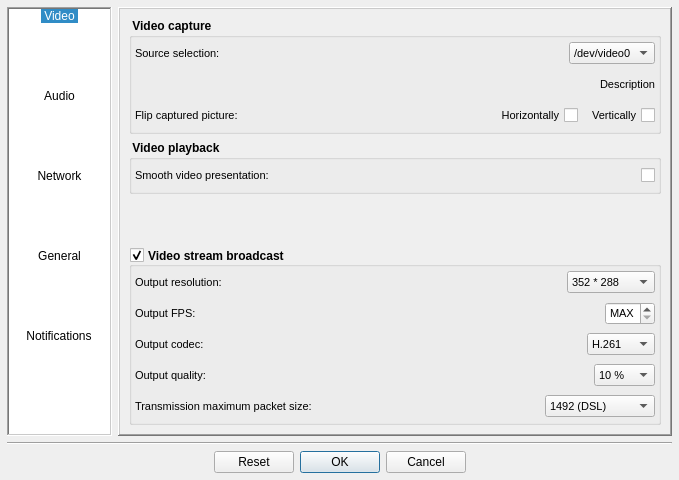
First picture: the form in Homer/forms/ConfigurationDialog.ui, repository Homer-Conferencing/Homer-Conferencing, before the edit.
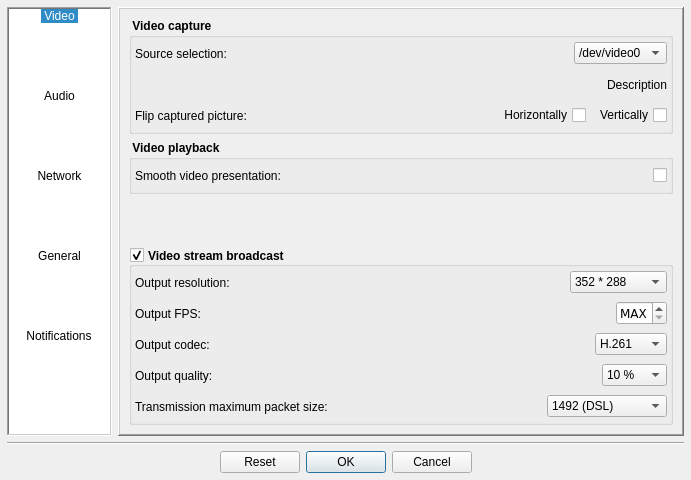
Second picture: the form after the edit. Icons and pictures are not drawn.

```diff
--- a/Homer/forms/ConfigurationDialog.ui
+++ b/Homer/forms/ConfigurationDialog.ui
@@ -6,7 +6,7 @@
    <rect>
     <x>0</x>
     <y>0</y>
-    <width>679</width>
+    <width>691</width>
     <height>480</height>
    </rect>
   </property>
@@ -245,7 +245,7 @@
                 </property>
                 <property name="font">
                  <font>
-                  <pointsize>8</pointsize>
+                  <pointsize>9</pointsize>
                   <weight>50</weight>
                   <bold>false</bold>
                  </font>
@@ -278,7 +278,7 @@
                 </property>
                 <property name="font">
                  <font>
-                  <pointsize>8</pointsize>
+                  <pointsize>9</pointsize>
                   <weight>50</weight>
                   <bold>false</bold>
                  </font>
@@ -351,7 +351,7 @@
                 </property>
                 <property name="font">
                  <font>
-                  <pointsize>8</pointsize>
+                  <pointsize>9</pointsize>
                   <weight>50</weight>
                   <bold>false</bold>
                  </font>
@@ -384,7 +384,7 @@
                 </property>
                 <property name="font">
                  <font>
-                  <pointsize>8</pointsize>
+                  <pointsize>9</pointsize>
                   <weight>50</weight>
                   <bold>false</bold>
                  </font>
@@ -414,7 +414,7 @@
                <widget class="QCheckBox" name="mCbHFlip">
                 <property name="font">
                  <font>
-                  <pointsize>8</pointsize>
+                  <pointsize>9</pointsize>
                   <weight>50</weight>
                   <bold>false</bold>
                  </font>
@@ -450,7 +450,7 @@
                <widget class="QCheckBox" name="mCbVFlip">
                 <property name="font">
                  <font>
-                  <pointsize>8</pointsize>
+                  <pointsize>9</pointsize>
                   <weight>50</weight>
                   <bold>false</bold>
                  </font>
@@ -504,19 +504,19 @@
                <widget class="QLabel" name="mLbSmoothVideoPresentation">
                 <property name="minimumSize">
                  <size>
-                  <width>240</width>
+                  <width>210</width>
                   <height>25</height>
                  </size>
                 </property>
                 <property name="maximumSize">
                  <size>
-                  <width>240</width>
+                  <width>210</width>
                   <height>25</height>
                  </size>
                 </property>
                 <property name="font">
                  <font>
-                  <pointsize>8</pointsize>
+                  <pointsize>9</pointsize>
                   <weight>50</weight>
                   <bold>false</bold>
                  </font>
@@ -609,7 +609,7 @@
                 </property>
                 <property name="font">
                  <font>
-                  <pointsize>8</pointsize>
+                  <pointsize>9</pointsize>
                   <weight>50</weight>
                   <bold>false</bold>
                  </font>
@@ -636,7 +636,7 @@
                <widget class="QComboBox" name="mCbVideoResolution">
                 <property name="font">
                  <font>
-                  <pointsize>8</pointsize>
+                  <pointsize>9</pointsize>
                   <weight>50</weight>
                   <bold>false</bold>
                  </font>
@@ -711,7 +711,7 @@
                 </property>
                 <property name="font">
                  <font>
-                  <pointsize>8</pointsize>
+                  <pointsize>9</pointsize>
                   <weight>50</weight>
                   <bold>false</bold>
                  </font>
@@ -747,7 +747,8 @@
                 </property>
                 <property name="font">
                  <font>
-                  <pointsize>8</pointsize>
+                  <family>Bitstream Vera Sans</family>
+                  <pointsize>9</pointsize>
                   <weight>50</weight>
                   <bold>false</bold>
                  </font>
@@ -786,7 +787,7 @@
                 </property>
                 <property name="font">
                  <font>
-                  <pointsize>8</pointsize>
+                  <pointsize>9</pointsize>
                   <weight>50</weight>
                   <bold>false</bold>
                  </font>
@@ -813,7 +814,7 @@
                <widget class="QComboBox" name="mCbVideoCodec">
                 <property name="font">
                  <font>
-                  <pointsize>8</pointsize>
+                  <pointsize>9</pointsize>
                   <weight>50</weight>
                   <bold>false</bold>
                  </font>
@@ -873,7 +874,7 @@
                 </property>
                 <property name="font">
                  <font>
-                  <pointsize>8</pointsize>
+                  <pointsize>9</pointsize>
                   <weight>50</weight>
                   <bold>false</bold>
                  </font>
@@ -900,7 +901,7 @@
                <widget class="QComboBox" name="mCbVideoQuality">
                 <property name="font">
                  <font>
-                  <pointsize>8</pointsize>
+                  <pointsize>9</pointsize>
                   <weight>50</weight>
                   <bold>false</bold>
                  </font>
@@ -968,19 +969,19 @@
                <widget class="QLabel" name="mLbVideoMaxPacketSize">
                 <property name="minimumSize">
                  <size>
-                  <width>260</width>
+                  <width>210</width>
                   <height>25</height>
                  </size>
                 </property>
                 <property name="maximumSize">
                  <size>
-                  <width>260</width>
+                  <width>210</width>
                   <height>25</height>
                  </size>
                 </property>
                 <property name="font">
                  <font>
-                  <pointsize>8</pointsize>
+                  <pointsize>9</pointsize>
                   <weight>50</weight>
                   <bold>false</bold>
                  </font>
@@ -1007,7 +1008,7 @@
                <widget class="QComboBox" name="mCbVideoMaxPacketSize">
                 <property name="font">
                  <font>
-                  <pointsize>8</pointsize>
+                  <pointsize>9</pointsize>
                   <weight>50</weight>
                   <bold>false</bold>
                  </font>
```
Left out of the diff: 76 changed lines with no effect on the pictures.
